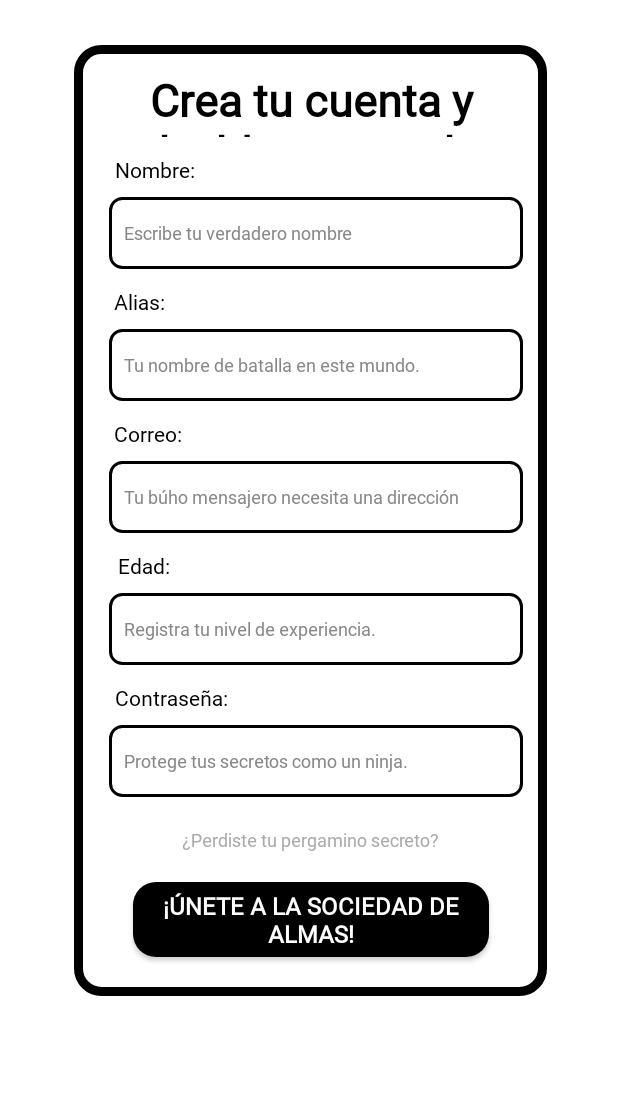
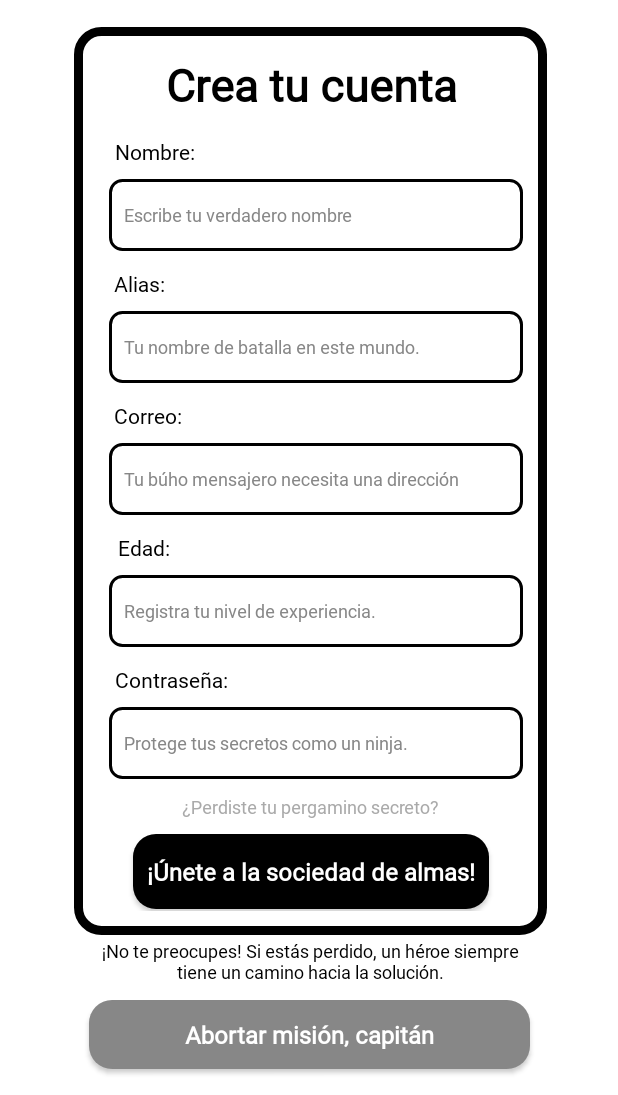
Before and after one commit to yaellxo/ProyectoMoviles, an Android app built with Jetpack Compose: the layout register_activity.xml on its own in the app's theme, with its tools: preview values and no code run, on a phone screen of 412 x 824 dp, the part 141-1236 px from its top. Run offline under Robolectric (Android 15) with nearby library versions, the phone set to English and light mode, and no system bars.

Commit message:
Register

```diff
--- a/app/src/main/AndroidManifest.xml
+++ b/app/src/main/AndroidManifest.xml
@@ -12,17 +12,22 @@
         android:supportsRtl="true"
         android:theme="@style/Theme.AppCompat.Light"
         tools:targetApi="31">
+
         <activity
             android:name=".MainActivity"
             android:exported="true"
-            android:label="@string/app_name"
+            android:label=" "
             android:theme="@style/Theme.ProyectoMoviles">
             <intent-filter>
                 <action android:name="android.intent.action.MAIN" />
-
                 <category android:name="android.intent.category.LAUNCHER" />
             </intent-filter>
         </activity>
+
+        <activity
+            android:name="com.example.proyectomoviles.client.RegisterScreen"
+            android:theme="@style/Theme.ProyectoMoviles" />
+
     </application>
 
 </manifest>
--- a/app/src/main/java/com/example/proyectomoviles/MainActivity.kt
+++ b/app/src/main/java/com/example/proyectomoviles/MainActivity.kt
@@ -1,11 +1,23 @@
 package com.example.proyectomoviles
 
+import android.content.Intent
 import android.os.Bundle
+import android.widget.Button
 import androidx.appcompat.app.AppCompatActivity
 
 class MainActivity : AppCompatActivity() {
     override fun onCreate(savedInstanceState: Bundle?) {
         super.onCreate(savedInstanceState)
         setContentView(R.layout.login_activity)
+
+        // Obtener el botón por su ID
+        val btnRegistro: Button = findViewById(R.id.btnRegistro)
+
+        // Establecer un listener para el botón
+        btnRegistro.setOnClickListener {
+            // Iniciar la actividad RegisterActivity
+            val intent = Intent(this, com.example.proyectomoviles.client.RegisterScreen::class.java)
+            startActivity(intent)
+        }
     }
 }
--- a/app/src/main/java/com/example/proyectomoviles/client/RegisterScreen.kt
+++ b/app/src/main/java/com/example/proyectomoviles/client/RegisterScreen.kt
@@ -1,4 +1,12 @@
 package com.example.proyectomoviles.client
 
-class RegisterScreen {
+import android.os.Bundle
+import androidx.appcompat.app.AppCompatActivity
+import com.example.proyectomoviles.R
+
+class RegisterScreen : AppCompatActivity() {
+    override fun onCreate(savedInstanceState: Bundle?) {
+        super.onCreate(savedInstanceState)
+        setContentView(R.layout.register_activity)
+    }
 }
--- /dev/null
+++ b/app/src/main/res/drawable/rounded_button_secundary.xml
@@ -0,0 +1,5 @@
+<?xml version="1.0" encoding="utf-8"?>
+<shape xmlns:android="http://schemas.android.com/apk/res/android">
+    <solid android:color="@color/grey" />
+    <corners android:radius="15dp" />
+</shape>
--- a/app/src/main/res/layout/register_activity.xml
+++ b/app/src/main/res/layout/register_activity.xml
@@ -52,8 +52,8 @@
 
         <androidx.constraintlayout.widget.ConstraintLayout
             android:layout_width="315dp"
-        android:layout_height="634dp"
-        android:layout_marginTop="124dp"
+            android:layout_height="605dp"
+            android:layout_marginTop="112dp"
             android:background="@drawable/border_shape"
             android:padding="16dp"
             app:layout_constraintEnd_toEndOf="parent"
@@ -67,7 +67,7 @@
                 android:layout_height="45dp"
                 android:fontFamily="@font/sawarabi"
                 android:gravity="center"
-            android:text="@string/RegistroText"
+                android:text="@string/Registro"
                 android:textColor="@android:color/black"
                 android:textSize="30sp"
                 android:textStyle="bold"
@@ -224,7 +224,7 @@
                 android:id="@+id/tvRecover"
                 android:layout_width="wrap_content"
                 android:layout_height="wrap_content"
-            android:layout_marginTop="20dp"
+                android:layout_marginTop="10dp"
                 android:fontFamily="@font/sawarabi"
                 android:text="@string/perdiste_tu_pergamino_secreto"
                 android:textColor="@android:color/darker_gray"
@@ -237,10 +237,11 @@
                 android:id="@+id/btnInicioSesion"
                 android:layout_width="237dp"
                 android:layout_height="50dp"
-            android:layout_marginTop="20dp"
+                android:layout_marginTop="10dp"
                 android:background="@drawable/rounded_button"
                 android:fontFamily="@font/sawarabi"
                 android:text="@string/nete_a_la_sociedad_de_almas"
+                android:textAllCaps="false"
                 android:textColor="@android:color/white"
                 android:textSize="16sp"
                 android:textStyle="bold"
@@ -248,6 +249,49 @@
                 app:layout_constraintHorizontal_bias="0.511"
                 app:layout_constraintStart_toStartOf="parent"
                 app:layout_constraintTop_toBottomOf="@id/tvRecover" />
+
         </androidx.constraintlayout.widget.ConstraintLayout>
 
+    <androidx.constraintlayout.widget.ConstraintLayout
+        android:layout_width="410dp"
+        android:layout_height="123dp"
+        app:layout_constraintBottom_toBottomOf="parent"
+        app:layout_constraintEnd_toEndOf="parent"
+        app:layout_constraintStart_toStartOf="parent"
+        app:layout_constraintTop_toBottomOf="@id/btnInicioSesion"
+        app:layout_constraintVertical_bias="0.764">
+
+        <TextView
+            android:id="@+id/tvAyuda"
+            android:layout_width="296dp"
+            android:layout_height="36dp"
+            android:layout_marginTop="16dp"
+            android:fontFamily="@font/sawarabi"
+            android:gravity="center"
+            android:text="@string/no_te_preocupes_si_est_s_perdido_un_h_roe_siempre_tiene_un_camino_hacia_la_soluci_n"
+            android:textColor="@color/black"
+            android:textSize="12sp"
+            app:layout_constraintEnd_toEndOf="parent"
+            app:layout_constraintStart_toStartOf="parent"
+            app:layout_constraintTop_toTopOf="parent" />
+
+        <Button
+            android:id="@+id/btnRegresar"
+            android:layout_width="294dp"
+            android:layout_height="46dp"
+            android:layout_marginTop="8dp"
+            android:background="@drawable/rounded_button_secundary"
+            android:fontFamily="@font/sawarabi"
+            android:text="@string/abortar_misi_n_capit_n"
+            android:textAllCaps="false"
+            android:textColor="@android:color/white"
+            android:textSize="16sp"
+            android:textStyle="bold"
+            app:layout_constraintEnd_toEndOf="parent"
+            app:layout_constraintStart_toStartOf="parent"
+            app:layout_constraintTop_toBottomOf="@id/tvAyuda" />
+
     </androidx.constraintlayout.widget.ConstraintLayout>
+
+
+</androidx.constraintlayout.widget.ConstraintLayout>
--- a/app/src/main/res/values/strings.xml
+++ b/app/src/main/res/values/strings.xml
@@ -8,10 +8,13 @@
     <string name="perdiste_tu_pergamino_secreto">¿Perdiste tu pergamino secreto?</string>
     <string name="es_hora_de_la_acci_n">¡Es hora de la acción!</string>
     <string name="RegistroText">Crea tu cuenta y desbloquea todo un universo de historias.</string>
+    <string name="Registro">Crea tu cuenta</string>
     <string name="escribe_tu_verdadero_nombre">Escribe tu verdadero nombre</string>
     <string name="tu_b_ho_mensajero_necesita_una_direcci_n">Tu búho mensajero necesita una dirección</string>
     <string name="tu_nombre_de_batalla_en_este_mundo">Tu nombre de batalla en este mundo.</string>
     <string name="registra_tu_nivel_de_experiencia">Registra tu nivel de experiencia.</string>
     <string name="protege_tus_secretos_como_un_ninja">Protege tus secretos como un ninja.</string>
     <string name="nete_a_la_sociedad_de_almas">¡Únete a la sociedad de almas!</string>
+    <string name="no_te_preocupes_si_est_s_perdido_un_h_roe_siempre_tiene_un_camino_hacia_la_soluci_n">¡No te preocupes! Si estás perdido, un héroe siempre tiene un camino hacia la solución.</string>
+    <string name="abortar_misi_n_capit_n">Abortar misión, capitán</string>
 </resources>
--- a/app/src/main/res/values/styles.xml
+++ b/app/src/main/res/values/styles.xml
@@ -1,4 +1,11 @@
 <resources>
 
-    <style name="Theme.ProyectoMoviles" parent="Theme.AppCompat.DayNight.NoActionBar" />
+    <!-- Tema sin ActionBar -->
+    <style name="Theme.ProyectoMoviles" parent="Theme.AppCompat.Light.NoActionBar">
+        <!-- Puedes agregar otros atributos aquí si es necesario -->
+        <item name="android:windowNoTitle">true</item>
+        <item name="android:windowActionBar">false</item>
+        <item name="android:statusBarColor">@android:color/transparent</item>
+    </style>
+
 </resources>
```
Lines whose indentation alone changed are shown as unchanged.
